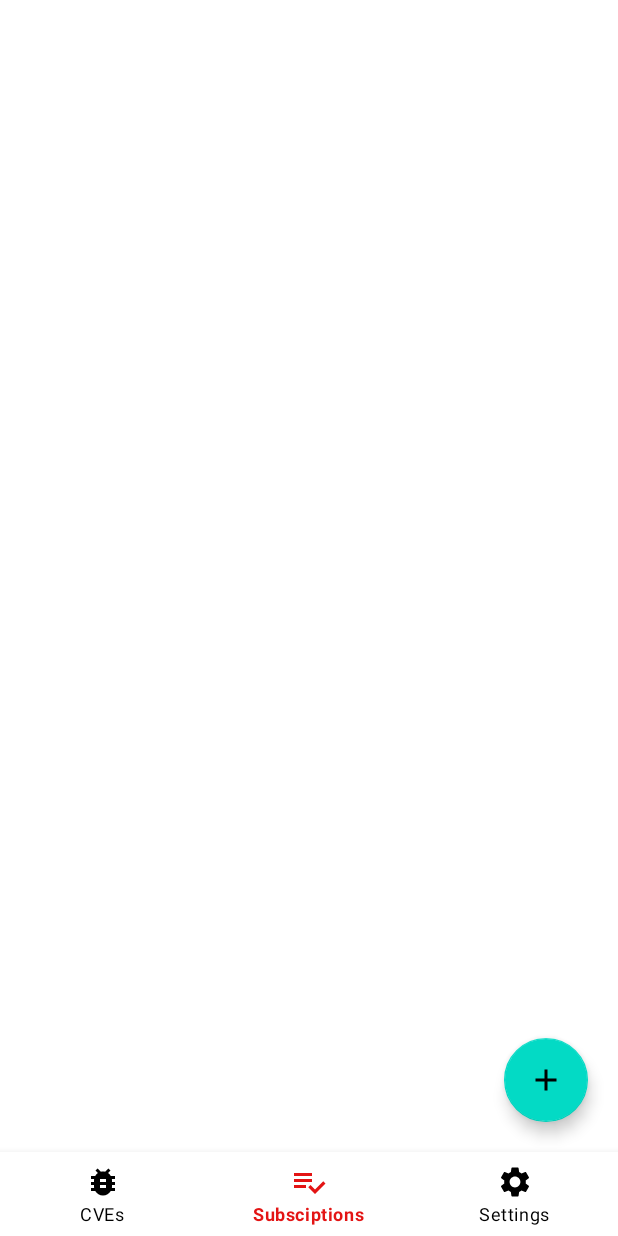
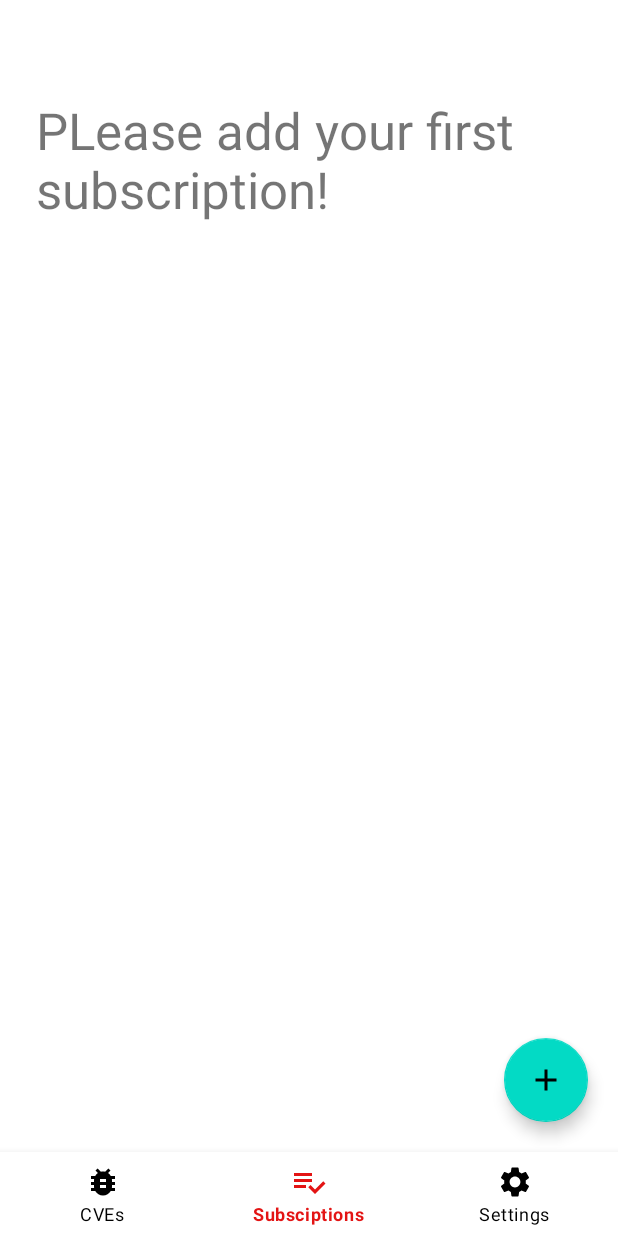
Before and after one commit to DustinOnGithub/CveAlertApp, an Android app: the SubscriptionsFragment screen opened through its navigation route, on a phone screen of 412 x 824 dp. Run offline under Robolectric (Android 15) with nearby library versions, the phone set to English and light mode, and no system bars; our stand-ins replace Room's generated code, data binding, navigation-ui; 6 statements that could not run were skipped.

Commit message:
display placeholder if no subscription in DB

```diff
--- a/app/src/main/java/com/example/cvealert/fragment/subscription/SubscriptionsFragment.kt
+++ b/app/src/main/java/com/example/cvealert/fragment/subscription/SubscriptionsFragment.kt
@@ -5,6 +5,7 @@ import androidx.fragment.app.Fragment
 import android.view.LayoutInflater
 import android.view.View
 import android.view.ViewGroup
+import android.widget.TextView
 import androidx.lifecycle.ViewModelProvider
 import androidx.navigation.findNavController
 import androidx.recyclerview.widget.LinearLayoutManager
@@ -32,6 +33,14 @@ class SubscriptionsFragment : Fragment() {
 
         myViewModelDb = ViewModelProvider(this)[MyViewModelDb::class.java]
         myViewModelDb.getAllSubscriptions.observe(viewLifecycleOwner) { subscriptions ->
+            if (subscriptions.isEmpty()) {
+                view.findViewById<TextView>(R.id.noSubscriptionsAvailableTV).visibility =
+                    View.VISIBLE
+            } else {
+                view.findViewById<TextView>(R.id.noSubscriptionsAvailableTV).visibility =
+                    View.INVISIBLE
+            }
+
             adapter.setData(subscriptions, myViewModelDb, requireContext())
         }
 
--- a/app/src/main/res/layout/fragment_subscriptions.xml
+++ b/app/src/main/res/layout/fragment_subscriptions.xml
@@ -2,7 +2,7 @@
 <androidx.constraintlayout.widget.ConstraintLayout xmlns:android="http://schemas.android.com/apk/res/android"
     xmlns:app="http://schemas.android.com/apk/res-auto"
     xmlns:tools="http://schemas.android.com/tools"
-    android:id="@+id/frameLayout"
+    android:id="@+id/subscriptionLayout"
     android:layout_width="match_parent"
     android:layout_height="match_parent"
     tools:context=".fragment.subscription.SubscriptionsFragment">
@@ -28,4 +28,20 @@
         android:focusable="true"
         android:contentDescription="@string/AddSubscription" />
 
+    <TextView
+        android:id="@+id/noSubscriptionsAvailableTV"
+        android:layout_width="match_parent"
+        android:layout_height="wrap_content"
+        android:layout_marginStart="24dp"
+        android:layout_marginEnd="24dp"
+        android:text="PLease add your first subscription!"
+        android:textSize="34sp"
+        android:visibility="invisible"
+        app:layout_constraintBottom_toBottomOf="@+id/subscriptionLayout"
+        app:layout_constraintEnd_toEndOf="parent"
+        app:layout_constraintHorizontal_bias="1.0"
+        app:layout_constraintStart_toStartOf="parent"
+        app:layout_constraintTop_toTopOf="parent"
+        app:layout_constraintVertical_bias="0.094" />
+
 </androidx.constraintlayout.widget.ConstraintLayout>
```
